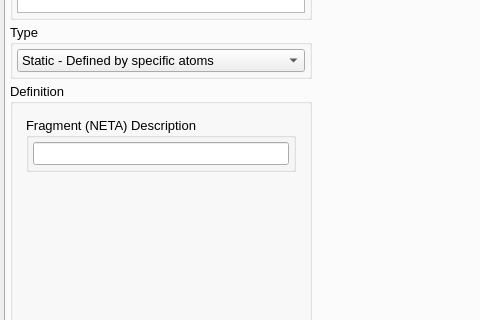
First picture: the form in src/gui/speciestab.ui, repository disorderedmaterials/dissolve, before the edit; both pictures show x 0 to 480 and y 369 to 689 of the 1087 by 816 pixel window.
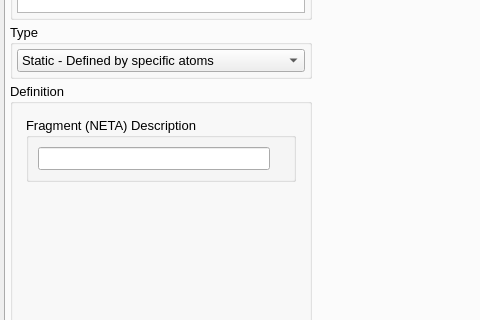
Second picture: the form after the edit. The open tabs and pages were chosen to show the change. Icons and pictures are not drawn. Custom widgets are drawn as their Qt base class.

Commit message: Indicator for fragment description.

Diff of the .ui file:
```diff
--- a/src/gui/speciestab.ui
+++ b/src/gui/speciestab.ui
@@ -1824,22 +1824,7 @@
                   <property name="title">
                    <string>Fragment (NETA) Description</string>
                   </property>
-                  <layout class="QVBoxLayout" name="verticalLayout_27">
-                   <property name="spacing">
-                    <number>4</number>
-                   </property>
-                   <property name="leftMargin">
-                    <number>4</number>
-                   </property>
-                   <property name="topMargin">
-                    <number>4</number>
-                   </property>
-                   <property name="rightMargin">
-                    <number>4</number>
-                   </property>
-                   <property name="bottomMargin">
-                    <number>4</number>
-                   </property>
+                  <layout class="QHBoxLayout" name="horizontalLayout_17">
                    <item>
                     <widget class="QLineEdit" name="SiteFragmentDescriptionEdit">
                      <property name="enabled">
@@ -1856,6 +1841,13 @@
                      </property>
                     </widget>
                    </item>
+                   <item>
+                    <widget class="CheckIndicator" name="DescriptionValidIndicator">
+                     <property name="text">
+                      <string/>
+                     </property>
+                    </widget>
+                   </item>
                   </layout>
                  </widget>
                 </item>
```
The commit also changes 1 other file.
